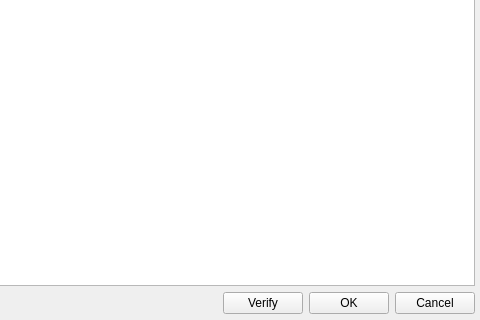
The window that cpp/apps/classmaker/createdatabasedialogui.ui (justajeffy/arsenalsuite) describes before a commit, drawn with Qt 5; both pictures show x 286 to 766 and y 197 to 517 of the 766 by 517 pixel window.
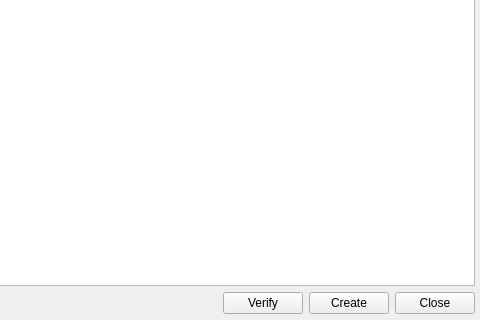
The same window after the commit.

Patch:
```diff
--- a/cpp/apps/classmaker/createdatabasedialogui.ui
+++ b/cpp/apps/classmaker/createdatabasedialogui.ui
@@ -80,14 +80,14 @@
      <item>
       <widget class="QPushButton" name="mCreateButton" >
        <property name="text" >
-        <string>OK</string>
+        <string>Create</string>
        </property>
       </widget>
      </item>
      <item>
       <widget class="QPushButton" name="mCloseButton" >
        <property name="text" >
-        <string>Cancel</string>
+        <string>Close</string>
        </property>
       </widget>
      </item>
```
Left out of the diff: 49 changed lines with no effect on the pictures.
